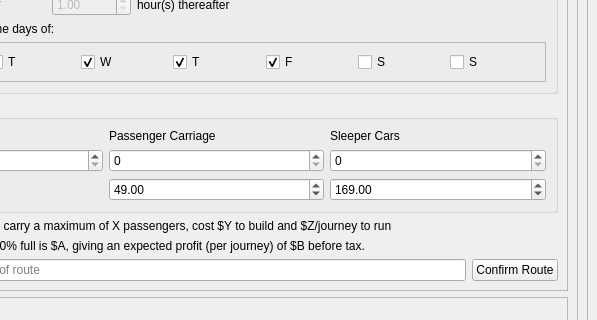
Above: main_window.ui from green0range/timetables before the change; both pictures show x 270 to 867 and y 257 to 577 of the 867 by 769 pixel window. Below: the same form after it.
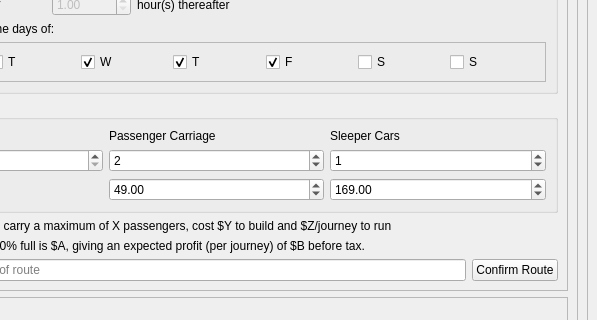
That is the form after the change.

What changed in the file:
```diff
--- a/main_window.ui
+++ b/main_window.ui
@@ -169,6 +169,9 @@
                   <property name="maximum">
                    <number>5</number>
                   </property>
+                  <property name="value">
+                   <number>1</number>
+                  </property>
                  </widget>
                 </item>
                 <item row="2" column="1">
@@ -209,6 +212,9 @@
                   <property name="maximum">
                    <number>5</number>
                   </property>
+                  <property name="value">
+                   <number>2</number>
+                  </property>
                  </widget>
                 </item>
                 <item row="2" column="2">
```
